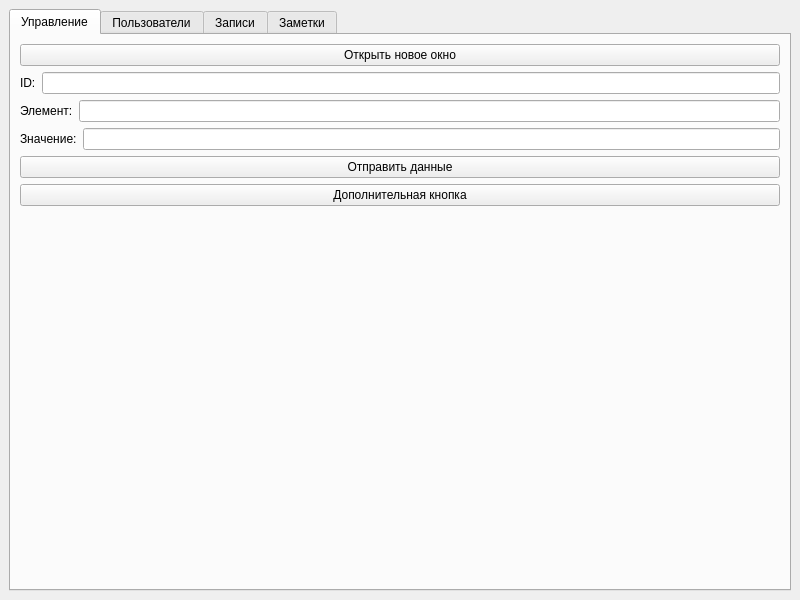
Before: the Qt Designer form AdminPanel/admin.ui in MidNightCodder47/Dormitory_Kurs, drawn with Qt 5.
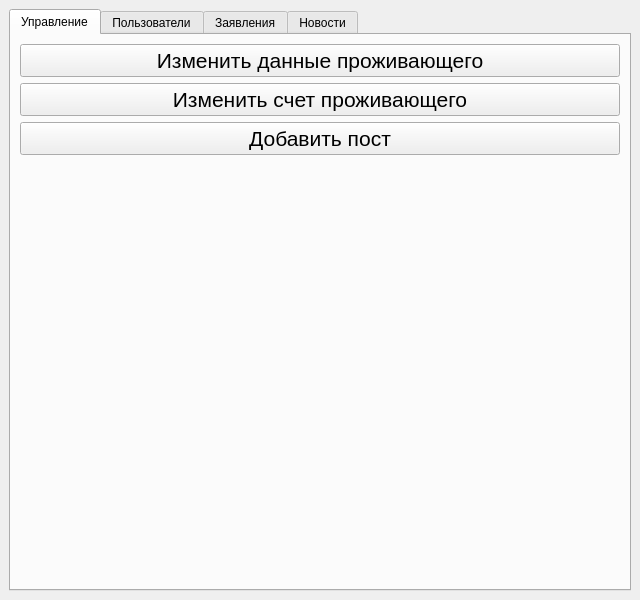
After: the same form once the commit is applied. The open tabs and pages were chosen to show the change.

The edit to the form file:
```diff
--- a/AdminPanel/admin.ui
+++ b/AdminPanel/admin.ui
@@ -6,7 +6,7 @@
    <rect>
     <x>0</x>
     <y>0</y>
-    <width>800</width>
+    <width>640</width>
     <height>600</height>
    </rect>
   </property>
@@ -26,69 +26,53 @@
        </attribute>
        <layout class="QVBoxLayout" name="verticalLayout_2">
         <item>
-         <widget class="QPushButton" name="openWindowBtn">
+         <widget class="QPushButton" name="changedata">
+          <property name="font">
+           <font>
+            <pointsize>16</pointsize>
+           </font>
+          </property>
           <property name="text">
-           <string>Открыть новое окно</string>
+           <string>Изменить данные проживающего</string>
           </property>
+          <property name="iconSize">
+           <size>
+            <width>16</width>
+            <height>16</height>
+           </size>
+          </property>
          </widget>
         </item>
         <item>
-         <layout class="QVBoxLayout" name="formLayout">
-          <item>
-           <layout class="QHBoxLayout" name="horizontalLayout">
-            <item>
-             <widget class="QLabel" name="label">
-              <property name="text">
-               <string>ID:</string>
-              </property>
-             </widget>
-            </item>
-            <item>
-             <widget class="QLineEdit" name="idEdit"/>
-            </item>
-           </layout>
-          </item>
-          <item>
-           <layout class="QHBoxLayout" name="horizontalLayout_2">
-            <item>
-             <widget class="QLabel" name="label_2">
-              <property name="text">
-               <string>Элемент:</string>
-              </property>
-             </widget>
-            </item>
-            <item>
-             <widget class="QLineEdit" name="elementEdit"/>
-            </item>
-           </layout>
-          </item>
-          <item>
-           <layout class="QHBoxLayout" name="horizontalLayout_3">
-            <item>
-             <widget class="QLabel" name="label_3">
-              <property name="text">
-               <string>Значение:</string>
-              </property>
-             </widget>
-            </item>
-            <item>
-             <widget class="QLineEdit" name="valueEdit"/>
-            </item>
-           </layout>
-          </item>
-         </layout>
-        </item>
-        <item>
-         <widget class="QPushButton" name="submitBtn">
+         <widget class="QPushButton" name="changesumma">
+          <property name="font">
+           <font>
+            <pointsize>16</pointsize>
+           </font>
+          </property>
           <property name="text">
-           <string>Отправить данные</string>
+           <string>Изменить счет проживающего</string>
           </property>
          </widget>
         </item>
         <item>
-         <widget class="QPushButton" name="extraBtn">
+         <widget class="QPushButton" name="addpost">
+          <property name="enabled">
+           <bool>true</bool>
+          </property>
+          <property name="sizePolicy">
+           <sizepolicy hsizetype="Minimum" vsizetype="Maximum">
+            <horstretch>0</horstretch>
+            <verstretch>0</verstretch>
+           </sizepolicy>
+          </property>
+          <property name="font">
+           <font>
+            <pointsize>16</pointsize>
+           </font>
+          </property>
           <property name="text">
-           <string>Дополнительная кнопка</string>
+           <string>Добавить пост</string>
           </property>
          </widget>
         </item>
@@ -126,7 +110,7 @@
       </widget>
       <widget class="QWidget" name="tab_3">
        <attribute name="title">
-        <string>Записи</string>
+        <string>Заявления</string>
        </attribute>
        <layout class="QVBoxLayout" name="verticalLayout_4">
         <item>
@@ -136,7 +120,7 @@
       </widget>
       <widget class="QWidget" name="tab_4">
        <attribute name="title">
-        <string>Заметки</string>
+        <string>Новости</string>
        </attribute>
        <layout class="QVBoxLayout" name="verticalLayout_5">
         <item>
```
Left out of the diff: 6 changed lines with no effect on the pictures.
